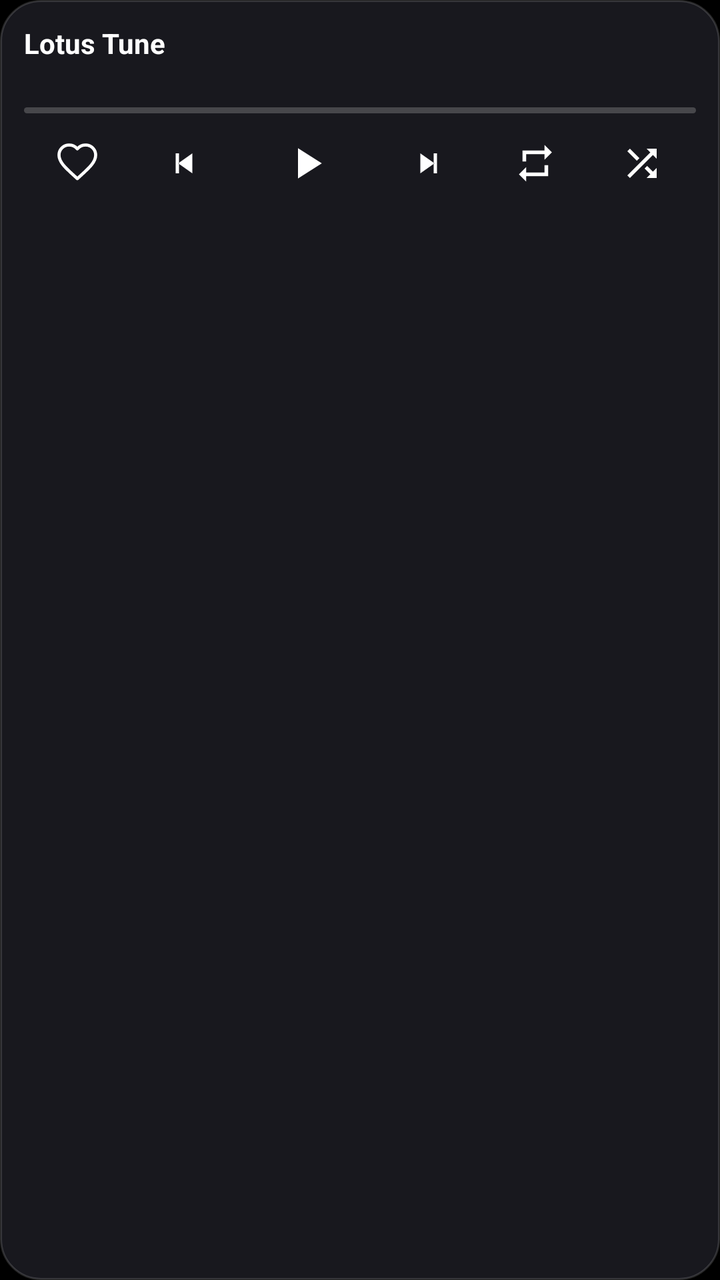
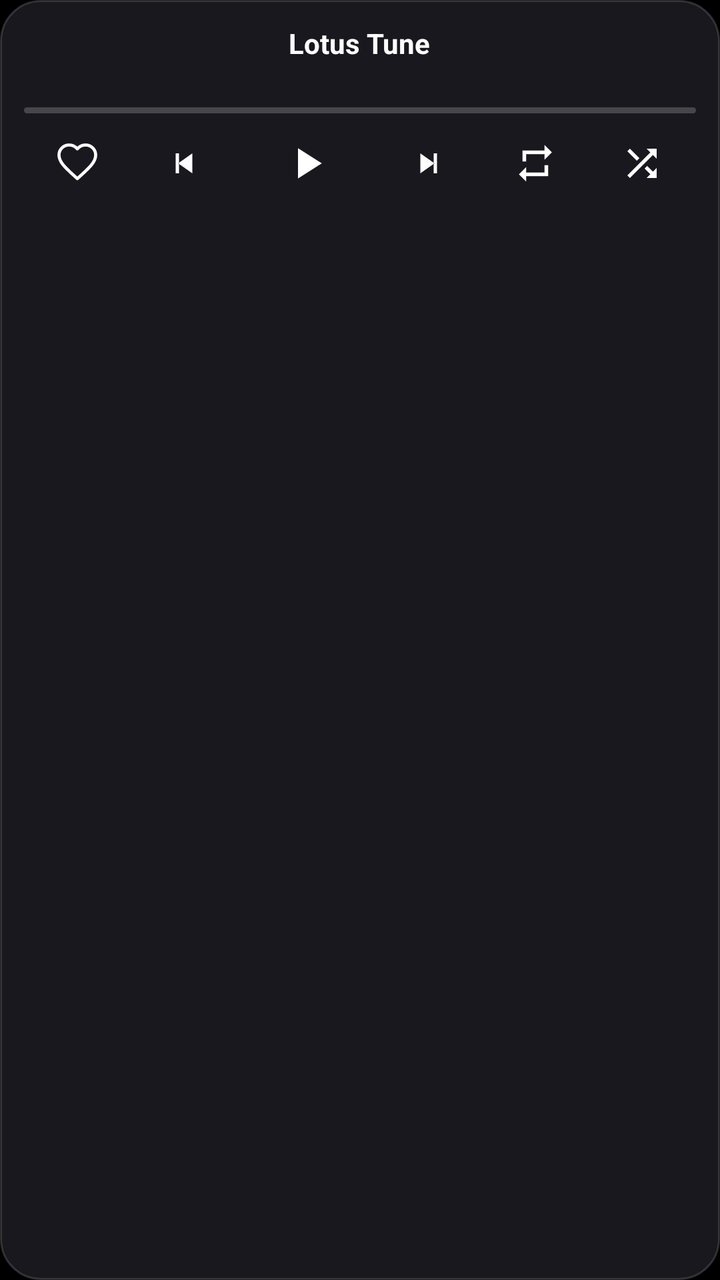

Two renders of the same Android screen: before a commit and after it. Below are the layout's source before the change and the commit's diff.
<!-- AndroidManifest.xml: application theme android:Theme.NoTitleBar -->
<!-- res/layout/widget_lyrics.xml -->
<?xml version="1.0" encoding="utf-8"?>
<LinearLayout xmlns:android="http://schemas.android.com/apk/res/android"
    android:layout_width="match_parent"
    android:layout_height="match_parent"
    android:orientation="vertical"
    android:background="@drawable/widget_bg"
    android:padding="12dp">

    <LinearLayout
        android:id="@+id/l_head"
        android:layout_width="match_parent"
        android:layout_height="wrap_content"
        android:orientation="horizontal"
        android:gravity="center_vertical">

        <ImageView
            android:id="@+id/l_art"
            android:layout_width="40dp"
            android:layout_height="40dp"
            android:layout_marginEnd="10dp"
            android:scaleType="centerCrop"
            android:contentDescription="Caratula"
            android:visibility="gone" />

        <LinearLayout
            android:layout_width="0dp"
            android:layout_height="wrap_content"
            android:layout_weight="1"
            android:orientation="vertical">

            <TextView
                android:id="@+id/l_title"
                android:layout_width="match_parent"
                android:layout_height="wrap_content"
                android:maxLines="1"
                android:ellipsize="end"
                android:textColor="#FFFFFFFF"
                android:textSize="14sp"
                android:textStyle="bold"
                android:text="Lotus Tune" />

            <TextView
                android:id="@+id/l_artist"
                android:layout_width="match_parent"
                android:layout_height="wrap_content"
                android:maxLines="1"
                android:ellipsize="end"
                android:textColor="#99FFFFFF"
                android:textSize="11sp"
                android:text="" />
        </LinearLayout>
    </LinearLayout>

    <ProgressBar
        android:id="@+id/l_progress"
        style="?android:attr/progressBarStyleHorizontal"
        android:layout_width="match_parent"
        android:layout_height="3dp"
        android:layout_marginTop="8dp"
        android:max="1000"
        android:progress="0"
        android:progressTint="#FFE0525F"
        android:progressBackgroundTint="#33FFFFFF" />

    <LinearLayout
        android:layout_width="match_parent"
        android:layout_height="42dp"
        android:layout_marginTop="4dp"
        android:orientation="horizontal"
        android:gravity="center_vertical">

        <ImageView
            android:id="@+id/l_fav"
            android:layout_width="0dp"
            android:layout_height="match_parent"
            android:layout_weight="1"
            android:padding="10dp"
            android:scaleType="fitCenter"
            android:contentDescription="Me gusta"
            android:src="@drawable/ic_w_heart_outline" />

        <ImageView
            android:id="@+id/l_prev"
            android:layout_width="0dp"
            android:layout_height="match_parent"
            android:layout_weight="1"
            android:padding="11dp"
            android:scaleType="fitCenter"
            android:contentDescription="Anterior"
            android:src="@drawable/ic_w_prev" />

        <ImageView
            android:id="@+id/l_play"
            android:layout_width="0dp"
            android:layout_height="match_parent"
            android:layout_weight="1.3"
            android:padding="8dp"
            android:scaleType="fitCenter"
            android:contentDescription="Reproducir"
            android:src="@drawable/ic_w_play" />

        <ImageView
            android:id="@+id/l_next_btn"
            android:layout_width="0dp"
            android:layout_height="match_parent"
            android:layout_weight="1"
            android:padding="11dp"
            android:scaleType="fitCenter"
            android:contentDescription="Siguiente"
            android:src="@drawable/ic_w_next" />

        <ImageView
            android:id="@+id/l_repeat"
            android:layout_width="0dp"
            android:layout_height="match_parent"
            android:layout_weight="1"
            android:padding="10dp"
            android:scaleType="fitCenter"
            android:contentDescription="Bucle"
            android:src="@drawable/ic_w_repeat" />

        <ImageView
            android:id="@+id/l_shuffle"
            android:layout_width="0dp"
            android:layout_height="match_parent"
            android:layout_weight="1"
            android:padding="10dp"
            android:scaleType="fitCenter"
            android:contentDescription="Aleatorio"
            android:src="@drawable/ic_w_shuffle" />
    </LinearLayout>

    
    <ViewFlipper
        android:id="@+id/l_flip"
        android:layout_width="match_parent"
        android:layout_height="0dp"
        android:layout_weight="1"
        android:layout_marginTop="6dp"
        android:inAnimation="@anim/lw_line_in"
        android:animateFirstView="false">

        <LinearLayout
            android:layout_width="match_parent"
            android:layout_height="match_parent"
            android:orientation="vertical"
            android:gravity="center_vertical">
        <TextView
            android:id="@+id/l_prev_line"
            android:layout_width="match_parent"
            android:layout_height="wrap_content"
            android:maxLines="1"
            android:ellipsize="end"
            android:textColor="#59FFFFFF"
            android:textSize="12sp"
            android:text="" />

        <TextView
            android:id="@+id/l_line"
            android:layout_width="match_parent"
            android:layout_height="wrap_content"
            android:layout_marginTop="2dp"
            android:maxLines="3"
            android:ellipsize="end"
            android:textColor="#FFFFFFFF"
            android:textSize="18sp"
            android:textStyle="bold"
            android:shadowColor="#99000000"
            android:shadowDx="0"
            android:shadowDy="1"
            android:shadowRadius="3"
            android:text="" />

        <TextView
            android:id="@+id/l_next"
            android:layout_width="match_parent"
            android:layout_height="wrap_content"
            android:layout_marginTop="2dp"
            android:maxLines="1"
            android:ellipsize="end"
            android:textColor="#99FFFFFF"
            android:textSize="13sp"
            android:text=" " />
        </LinearLayout>

        <LinearLayout
            android:layout_width="match_parent"
            android:layout_height="match_parent"
            android:orientation="vertical"
            android:gravity="center_vertical">
        <TextView
            android:id="@+id/l_prev_line2"
            android:layout_width="match_parent"
            android:layout_height="wrap_content"
            android:maxLines="1"
            android:ellipsize="end"
            android:textColor="#59FFFFFF"
            android:textSize="12sp"
            android:text="" />

        <TextView
            android:id="@+id/l_line2"
            android:layout_width="match_parent"
            android:layout_height="wrap_content"
            android:layout_marginTop="2dp"
            android:maxLines="3"
            android:ellipsize="end"
            android:textColor="#FFFFFFFF"
            android:textSize="18sp"
            android:textStyle="bold"
            android:shadowColor="#99000000"
            android:shadowDx="0"
            android:shadowDy="1"
            android:shadowRadius="3"
            android:text="" />

        <TextView
            android:id="@+id/l_next2"
            android:layout_width="match_parent"
            android:layout_height="wrap_content"
            android:layout_marginTop="2dp"
            android:maxLines="1"
            android:ellipsize="end"
            android:textColor="#99FFFFFF"
            android:textSize="13sp"
            android:text=" " />
        </LinearLayout>
    </ViewFlipper>
</LinearLayout>
<!-- resources referenced by this layout -->
<resources>
  <!-- drawable ic_w_heart_outline (drawable) -->
  <?xml version="1.0" encoding="utf-8"?>
  <vector xmlns:android="http://schemas.android.com/apk/res/android"
      android:width="24dp"
      android:height="24dp"
      android:viewportWidth="24"
      android:viewportHeight="24">
      <path android:strokeColor="#FFFFFFFF" android:strokeWidth="1.7" android:fillColor="#00000000" android:pathData="M12,20.35l-1.45,-1.32C5.4,14.36 2,11.28 2,7.5 2,4.42 4.42,2 7.5,2c1.74,0 3.41,0.81 4.5,2.09C13.09,2.81 14.76,2 16.5,2 19.58,2 22,4.42 22,7.5c0,3.78 -3.4,6.86 -8.55,11.54L12,20.35z" android:strokeLineJoin="round" />
  
  </vector>
  <!-- drawable ic_w_next (drawable) -->
  <?xml version="1.0" encoding="utf-8"?>
  <vector xmlns:android="http://schemas.android.com/apk/res/android"
      android:width="24dp"
      android:height="24dp"
      android:viewportWidth="24"
      android:viewportHeight="24">
      <path android:fillColor="#FFFFFFFF" android:pathData="M17,6h-2v12h2zM7,6l8.5,6L7,18z" />
  
  </vector>
  <!-- drawable ic_w_play (drawable) -->
  <?xml version="1.0" encoding="utf-8"?>
  <vector xmlns:android="http://schemas.android.com/apk/res/android"
      android:width="24dp"
      android:height="24dp"
      android:viewportWidth="24"
      android:viewportHeight="24">
      <path android:fillColor="#FFFFFFFF" android:pathData="M8,5v14l11,-7z" />
  
  </vector>
  <!-- drawable ic_w_prev (drawable) -->
  <?xml version="1.0" encoding="utf-8"?>
  <vector xmlns:android="http://schemas.android.com/apk/res/android"
      android:width="24dp"
      android:height="24dp"
      android:viewportWidth="24"
      android:viewportHeight="24">
      <path android:fillColor="#FFFFFFFF" android:pathData="M7,6h2v12H7zM17,6l-8.5,6 8.5,6z" />
  
  </vector>
  <!-- drawable ic_w_repeat (drawable) -->
  <?xml version="1.0" encoding="utf-8"?>
  <vector xmlns:android="http://schemas.android.com/apk/res/android"
      android:width="24dp"
      android:height="24dp"
      android:viewportWidth="24"
      android:viewportHeight="24">
      <path android:fillColor="#FFFFFFFF" android:pathData="M7,7h10v3l4,-4 -4,-4v3H5v6h2V7zM17,17H7v-3l-4,4 4,4v-3h12v-6h-2v4z" />
  
  </vector>
  <!-- drawable ic_w_shuffle (drawable) -->
  <?xml version="1.0" encoding="utf-8"?>
  <vector xmlns:android="http://schemas.android.com/apk/res/android"
      android:width="24dp"
      android:height="24dp"
      android:viewportWidth="24"
      android:viewportHeight="24">
      <path android:fillColor="#FFFFFFFF" android:pathData="M10.59,9.17L5.41,4 4,5.41l5.17,5.17 1.42,-1.41zM14.5,4l2.04,2.04L4,18.59 5.41,20 17.96,7.46 20,9.5V4h-5.5zM14.83,13.41l-1.41,1.41 3.13,3.13L14.5,20H20v-5.5l-2.04,2.04 -3.13,-3.13z" />
  
  </vector>
  <!-- drawable widget_bg (drawable) -->
  <?xml version="1.0" encoding="utf-8"?>
  <shape xmlns:android="http://schemas.android.com/apk/res/android"
      android:shape="rectangle">
      <solid android:color="#F21A1A20" />
      <corners android:radius="20dp" />
      <stroke
          android:width="1dp"
          android:color="#26FFFFFF" />
  </shape>
</resources>

<!-- the commit's change to res/layout/widget_lyrics.xml (unified diff, before → after) -->
@@ -11,7 +11,7 @@
         android:layout_width="match_parent"
         android:layout_height="wrap_content"
         android:orientation="horizontal"
-        android:gravity="center_vertical">
+        android:gravity="center">
 
         <ImageView
             android:id="@+id/l_art"
@@ -23,9 +23,8 @@
             android:visibility="gone" />
 
         <LinearLayout
-            android:layout_width="0dp"
-            android:layout_height="wrap_content"
-            android:layout_weight="1"
+            android:layout_width="wrap_content"
+            android:layout_height="wrap_content"
             android:orientation="vertical">
 
             <TextView
@@ -34,6 +33,8 @@
                 android:layout_height="wrap_content"
                 android:maxLines="1"
                 android:ellipsize="end"
+                android:gravity="center"
+                android:textAlignment="center"
                 android:textColor="#FFFFFFFF"
                 android:textSize="14sp"
                 android:textStyle="bold"
@@ -45,6 +46,8 @@
                 android:layout_height="wrap_content"
                 android:maxLines="1"
                 android:ellipsize="end"
+                android:gravity="center"
+                android:textAlignment="center"
                 android:textColor="#99FFFFFF"
                 android:textSize="11sp"
                 android:text="" />
@@ -144,13 +147,15 @@
             android:layout_width="match_parent"
             android:layout_height="match_parent"
             android:orientation="vertical"
-            android:gravity="center_vertical">
+            android:gravity="center">
         <TextView
             android:id="@+id/l_prev_line"
             android:layout_width="match_parent"
             android:layout_height="wrap_content"
             android:maxLines="1"
             android:ellipsize="end"
+            android:gravity="center"
+            android:textAlignment="center"
             android:textColor="#59FFFFFF"
             android:textSize="12sp"
             android:text="" />
@@ -162,6 +167,8 @@
             android:layout_marginTop="2dp"
             android:maxLines="3"
             android:ellipsize="end"
+            android:gravity="center"
+            android:textAlignment="center"
             android:textColor="#FFFFFFFF"
             android:textSize="18sp"
             android:textStyle="bold"
@@ -178,6 +185,8 @@
             android:layout_marginTop="2dp"
             android:maxLines="1"
             android:ellipsize="end"
+            android:gravity="center"
+            android:textAlignment="center"
             android:textColor="#99FFFFFF"
             android:textSize="13sp"
             android:text=" " />
@@ -187,13 +196,15 @@
             android:layout_width="match_parent"
             android:layout_height="match_parent"
             android:orientation="vertical"
-            android:gravity="center_vertical">
+            android:gravity="center">
         <TextView
             android:id="@+id/l_prev_line2"
             android:layout_width="match_parent"
             android:layout_height="wrap_content"
             android:maxLines="1"
             android:ellipsize="end"
+            android:gravity="center"
+            android:textAlignment="center"
             android:textColor="#59FFFFFF"
             android:textSize="12sp"
             android:text="" />
@@ -205,6 +216,8 @@
             android:layout_marginTop="2dp"
             android:maxLines="3"
             android:ellipsize="end"
+            android:gravity="center"
+            android:textAlignment="center"
             android:textColor="#FFFFFFFF"
             android:textSize="18sp"
             android:textStyle="bold"
@@ -221,6 +234,8 @@
             android:layout_marginTop="2dp"
             android:maxLines="1"
             android:ellipsize="end"
+            android:gravity="center"
+            android:textAlignment="center"
             android:textColor="#99FFFFFF"
             android:textSize="13sp"
             android:text=" " />
